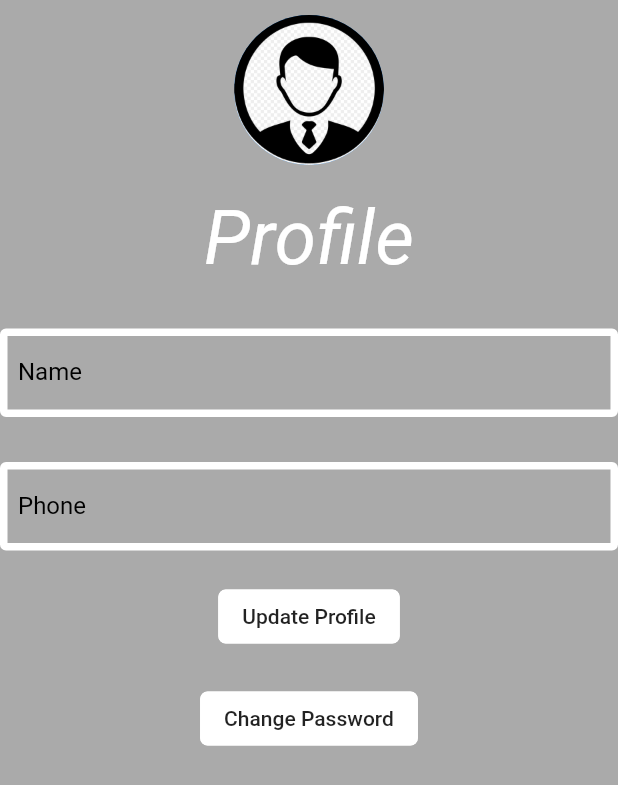
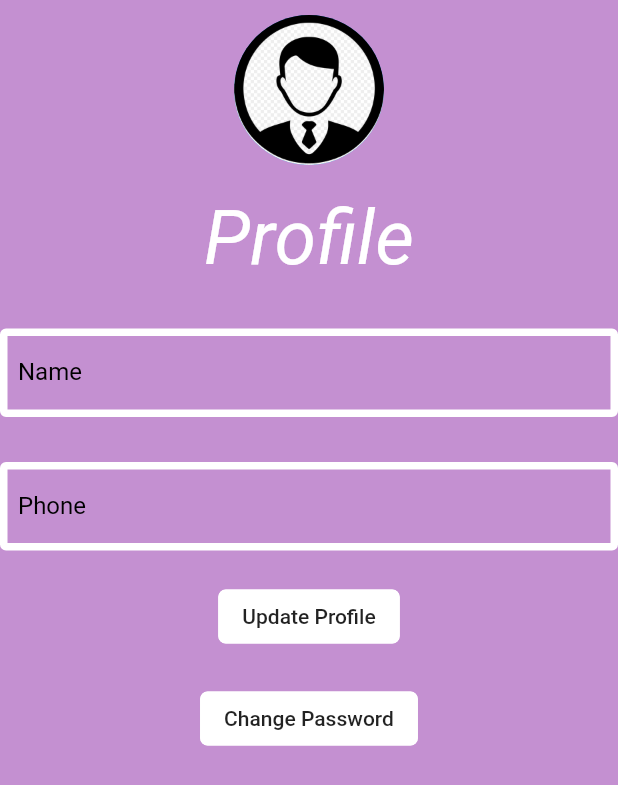
Before and after one commit to mosalah30/timepiece360, a Flutter app: the ProfileScreen screen opened by its route, on a phone screen of 412 x 824 dp. Shown: the top 785 px of the screen. Run offline on Flutter 3.47's test engine with Material 2 defaults, Android fonts, the phone set to English and light mode, and no system bars; our stand-ins replace carousel_pro, cloud_firestore, connectivity, firebase_auth, firebase_storage, image_picker and 1 more; missing offline and left inert: easy_dialog; accounts and stored records are empty.

```diff
--- a/lib/theme.dart
+++ b/lib/theme.dart
@@ -2,7 +2,7 @@ import 'package:flutter/material.dart';
 
 class Themes {
   static ThemeData kDefaultTheme = ThemeData(
-      primaryColor: Color(0xff071013),
-      backgroundColor: Color(0xffAAAAAA),
+      primaryColor: Color(0xff832161),
+      backgroundColor: Color(0xffC490D1),
       accentColor: Color(0xffffffff));
 }
```
